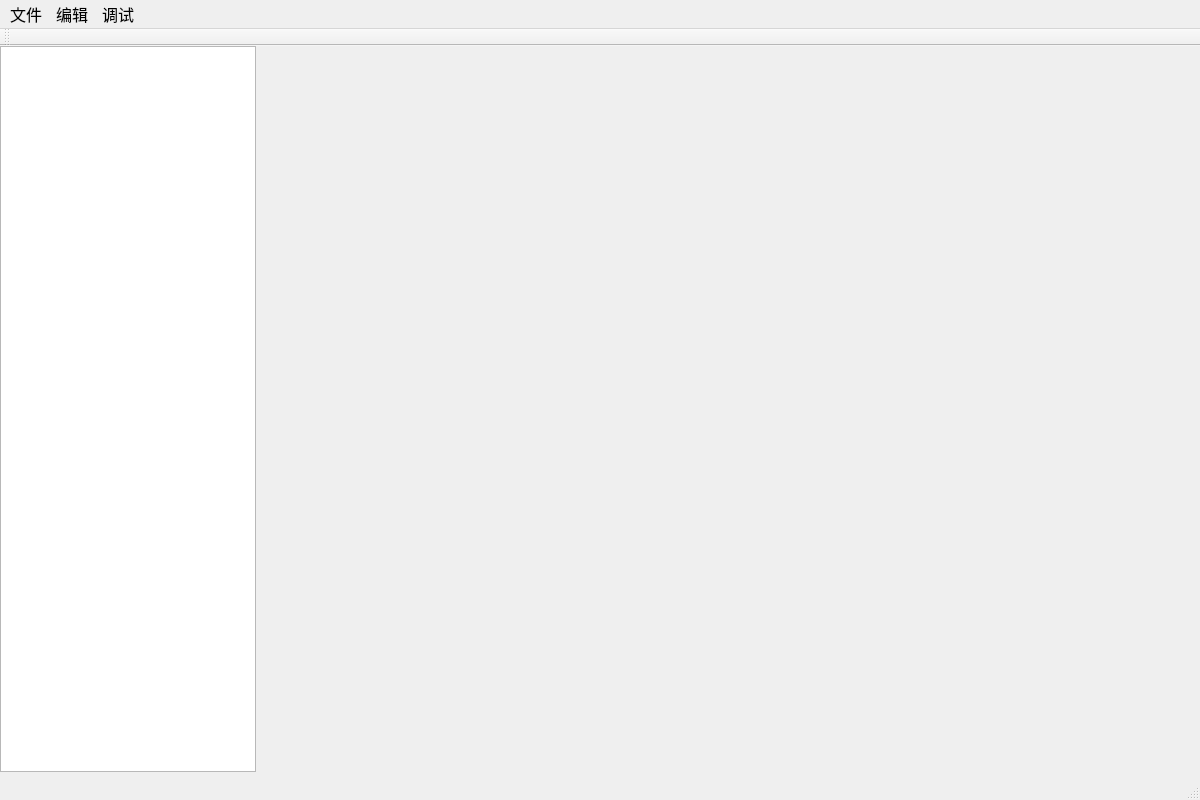
The window that Horizon.ui (XinXingDianDeng-WHU/Horizon) describes before a commit, drawn with Qt 5.
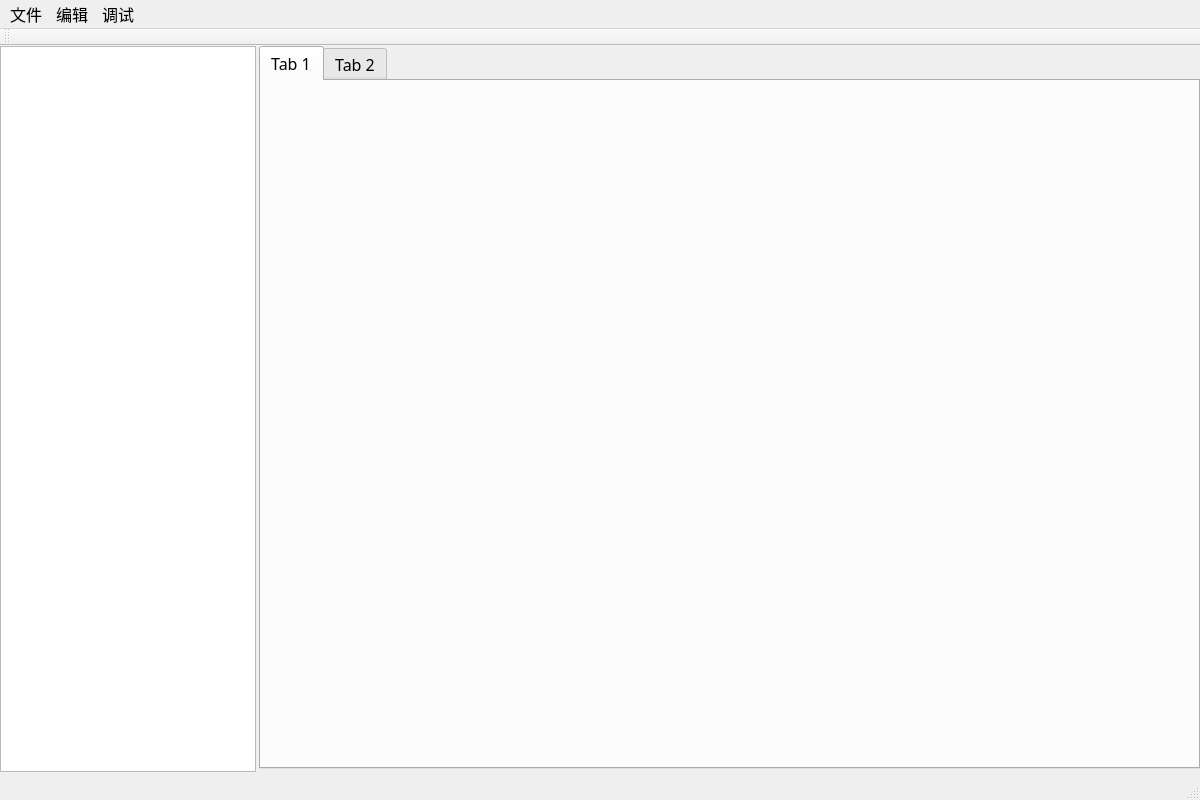
The same window after the commit.

Commit message: 添加tabWidget

What changed in the file:
```diff
--- a/Horizon.ui
+++ b/Horizon.ui
@@ -78,13 +78,36 @@
          <number>3</number>
         </property>
         <item>
+         <widget class="QTabWidget" name="tabWidget">
+          <property name="currentIndex">
+           <number>0</number>
+          </property>
+          <widget class="QWidget" name="tab">
+           <attribute name="title">
+            <string>Tab 1</string>
+           </attribute>
          <widget class="QWidget" name="inputView" native="true">
+            <property name="geometry">
+             <rect>
+              <x>780</x>
+              <y>430</y>
+              <width>937</width>
+              <height>0</height>
+             </rect>
+            </property>
           <property name="sizePolicy">
            <sizepolicy hsizetype="Expanding" vsizetype="Preferred">
             <horstretch>0</horstretch>
             <verstretch>0</verstretch>
            </sizepolicy>
           </property>
+           </widget>
+          </widget>
+          <widget class="QWidget" name="tab_2">
+           <attribute name="title">
+            <string>Tab 2</string>
+           </attribute>
+          </widget>
          </widget>
         </item>
         <item>
```
Left out of the diff: 4 changed lines with no effect on the pictures. Lines whose indentation alone changed are shown as unchanged. The commit also changes 2 other files.
